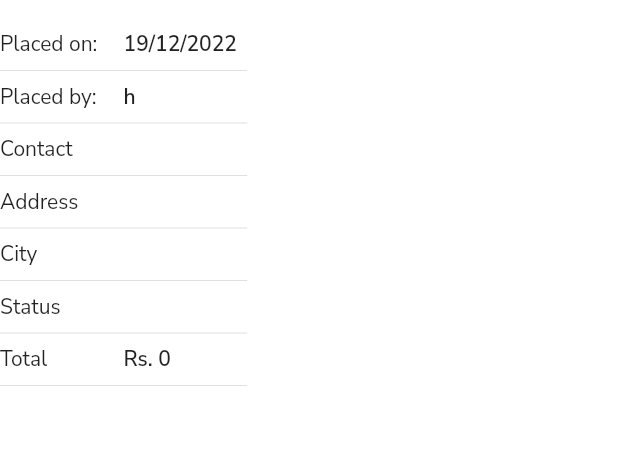
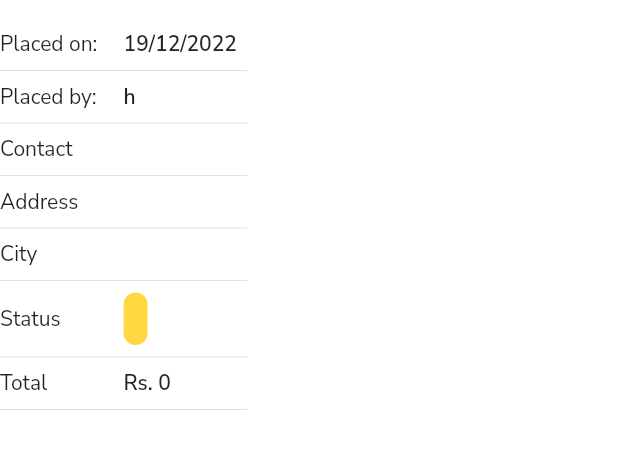
Before and after one commit to TubaNasir/VizstoreManager, a Flutter app: the OrderInfo widget shown alone on an empty page, opened directly, on a phone screen of 412 x 824 dp. Shown: the top 449 px of the screen. Run offline on Flutter 3.47's test engine with Material 2 defaults, Android fonts, the light colour scheme and no system bars; our stand-ins replace cloud_firestore, file_picker, firebase_auth, firebase_core, firebase_storage, get_it and 2 more; missing offline and left inert: image_network; accounts and stored records are empty.

Commit message:
order_details

```diff
--- a/lib/views/order_details/widgets/order_info.dart
+++ b/lib/views/order_details/widgets/order_info.dart
@@ -85,7 +85,10 @@ class _OrderInfoState extends State<OrderInfo> {
                   ? Colors.red
                   : Colors.amberAccent,
               borderRadius: BorderRadius.all(Radius.circular(10.0)),
-            ),child: Text(order.status, style: TextStyle(fontWeight: FontWeight.w600))),
+            ),child: Padding(
+              padding: const EdgeInsets.all(8.0),
+              child: Text(order.status, style: TextStyle(fontWeight: FontWeight.w600)),
+            )),
           ],
         ),
         Divider(color: Colors.black12),
```
